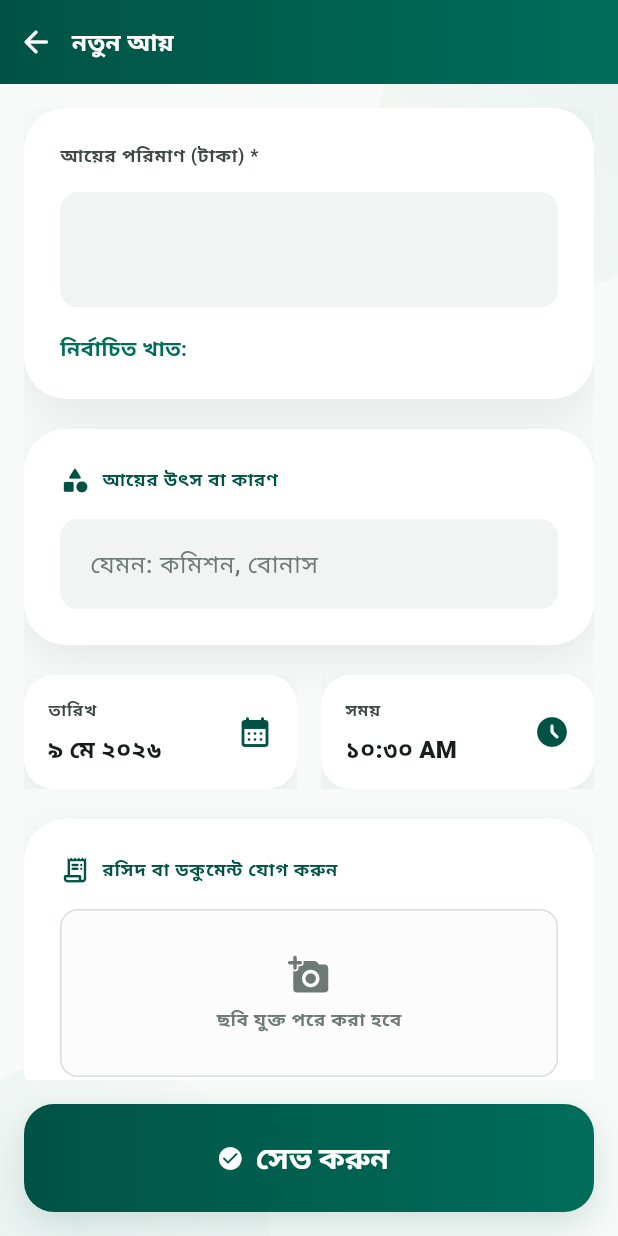
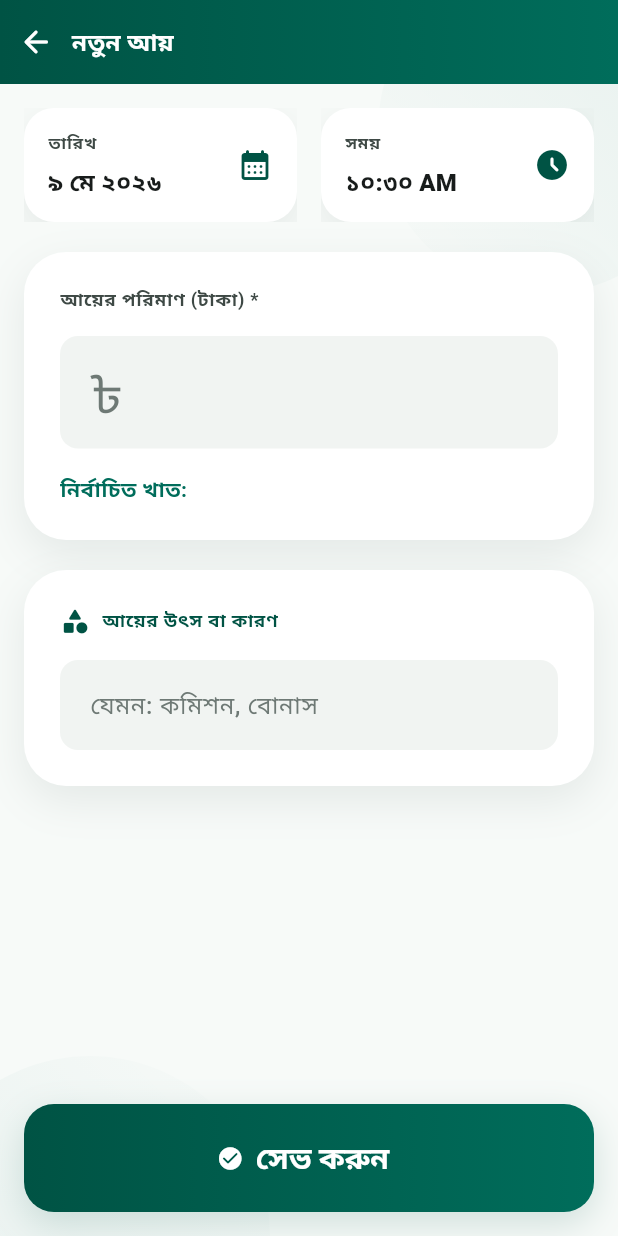
Before and after one commit to faisalahamed/bonik, a Flutter app: the OtherIncomeCreatePage screen opened directly with empty values, on a phone screen of 412 x 824 dp. Run offline on Flutter 3.47's test engine with Material 3 defaults, Android fonts, the phone set to English and light mode, and no system bars; our stand-ins replace drift, drift_flutter, flutter_riverpod, go_router; accounts and stored records are empty; generated files the repository leaves out were written again.

Commit message:
catgory add design  made some for all

```diff
--- a/fix.txt
+++ b/fix.txt
@@ -9,6 +9,7 @@
 9. on tap multiple time added to cart but no way to decreaese the cart item count
 
 10. same product categoy,income category,expense catgory name problem
+11. malik cant take more money than the cashbox have
 
 https://laravel-bonik-main-4vxdps.free.laravel.cloud/api
 
--- a/frontend/lib/features/incomes/presentation/pages/other_income_create_page.dart
+++ b/frontend/lib/features/incomes/presentation/pages/other_income_create_page.dart
@@ -12,15 +12,13 @@ import '../../../../core/database/app_database.dart';
 import '../../../auth/presentation/widgets/auth_top_bar.dart';
 
 class OtherIncomeCreatePage extends ConsumerStatefulWidget {
-  const OtherIncomeCreatePage({
-    super.key,
-    required this.categoryName,
-  });
+  const OtherIncomeCreatePage({super.key, required this.categoryName});
 
   final String categoryName;
 
   @override
-  ConsumerState<OtherIncomeCreatePage> createState() => _OtherIncomeCreatePageState();
+  ConsumerState<OtherIncomeCreatePage> createState() =>
+      _OtherIncomeCreatePageState();
 }
 
 class _OtherIncomeCreatePageState extends ConsumerState<OtherIncomeCreatePage> {
@@ -82,22 +80,22 @@ class _OtherIncomeCreatePageState extends ConsumerState<OtherIncomeCreatePage> {
                   ),
                   child: ListView(
                     children: [
+                      _IncomeDateTimeRow(
+                        value: _incomeDate,
+                        onPickDate: _pickDate,
+                        onPickTime: _pickTime,
+                      ),
+                      const SizedBox(height: AppSpacing.lg),
                       _IncomeAmountCard(
                         categoryName: widget.categoryName,
                         controller: _amountController,
                       ),
                       const SizedBox(height: AppSpacing.lg),
                       _IncomeReasonCard(controller: _reasonController),
-                      const SizedBox(height: AppSpacing.lg),
-                      _IncomeDateTimeRow(
-                        value: _incomeDate,
-                        onPickDate: _pickDate,
-                        onPickTime: _pickTime,
-                      ),
-                      const SizedBox(height: AppSpacing.lg),
-                      const _IncomeReceiptUploadCard(),
-                      const SizedBox(height: AppSpacing.lg),
-                      _IncomeNoteCard(controller: _noteController),
+
+                      // const _IncomeReceiptUploadCard(),
+                      // const SizedBox(height: AppSpacing.lg),
+                      // _IncomeNoteCard(controller: _noteController),
                     ],
                   ),
                 ),
@@ -135,7 +133,8 @@ class _OtherIncomeCreatePageState extends ConsumerState<OtherIncomeCreatePage> {
             reason: _reasonController.text,
             note: _noteController.text,
             incomeDate: _incomeDate,
-            receiptUrl: null, // Note: Not using receipt upload logic yet, keeping it null
+            receiptUrl:
+                null, // Note: Not using receipt upload logic yet, keeping it null
           );
 
       if (!mounted) {
@@ -211,7 +210,10 @@ class _OtherIncomeCreatePageState extends ConsumerState<OtherIncomeCreatePage> {
 }
 
 class _IncomeAmountCard extends StatelessWidget {
-  const _IncomeAmountCard({required this.categoryName, required this.controller});
+  const _IncomeAmountCard({
+    required this.categoryName,
+    required this.controller,
+  });
 
   final String categoryName;
   final TextEditingController controller;
@@ -241,6 +243,7 @@ class _IncomeAmountCard extends StatelessWidget {
           TextField(
             controller: controller,
             keyboardType: const TextInputType.numberWithOptions(decimal: true),
+            decoration: const InputDecoration(hintText: '৳'),
             inputFormatters: [
               FilteringTextInputFormatter.allow(RegExp(r'[0-9.]')),
             ],
@@ -248,7 +251,6 @@ class _IncomeAmountCard extends StatelessWidget {
               color: AppColors.primary,
               fontWeight: FontWeight.w800,
             ),
-            decoration: const InputDecoration(prefixText: '৳ '),
           ),
           const SizedBox(height: AppSpacing.md),
           Text(
@@ -288,9 +290,7 @@ class _IncomeReasonCard extends StatelessWidget {
           const SizedBox(height: AppSpacing.md),
           TextField(
             controller: controller,
-            decoration: const InputDecoration(
-              hintText: 'যেমন: কমিশন, বোনাস',
-            ),
+            decoration: const InputDecoration(hintText: 'যেমন: কমিশন, বোনাস'),
           ),
         ],
       ),
```
Also changed, not shown: frontend/lib/features/expenses/presentation/pages/expense_create_page.dart (+11 -9 lines).
